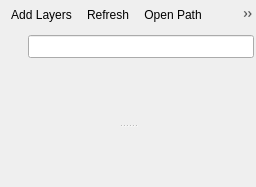
Above: src/ui/qgsbrowserwidgetbase.ui from qgis/QGIS before the change. Below: the same form after it.
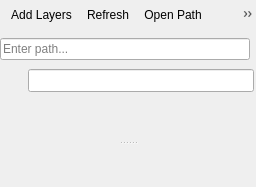
That is the form after the change. Icons and pictures are not drawn. Custom widgets are drawn as their Qt base class.

Commit message: Add both Open Path button and location bar for navigation. Both implementations are included for testing. Please vote on which one to keep.

What changed in the file:
```diff
--- a/src/ui/qgsbrowserwidgetbase.ui
+++ b/src/ui/qgsbrowserwidgetbase.ui
@@ -48,6 +48,43 @@
       <addaction name="mActionPropertiesWidget"/>
      </widget>
     </item>
+    <item>
+     <widget class="QWidget" name="mWidgetLocationBar" native="true">
+      <layout class="QHBoxLayout" name="horizontalLayoutLocationBar">
+       <property name="spacing">
+        <number>6</number>
+       </property>
+       <property name="leftMargin">
+        <number>0</number>
+       </property>
+       <property name="topMargin">
+        <number>3</number>
+       </property>
+       <property name="rightMargin">
+        <number>6</number>
+       </property>
+       <property name="bottomMargin">
+        <number>3</number>
+       </property>
+       <item>
+        <widget class="QLineEdit" name="mLeLocationBar">
+         <property name="sizePolicy">
+          <sizepolicy hsizetype="Expanding" vsizetype="Fixed">
+           <horstretch>0</horstretch>
+           <verstretch>0</verstretch>
+          </sizepolicy>
+         </property>
+         <property name="toolTip">
+          <string>Enter a file path to navigate directly to that location</string>
+         </property>
+         <property name="placeholderText">
+          <string>Enter path...</string>
+         </property>
+        </widget>
+       </item>
+      </layout>
+     </widget>
+    </item>
     <item>
      <widget class="QWidget" name="mWidgetFilter" native="true">
       <layout class="QHBoxLayout" name="horizontalLayout">
```
The commit also changes 2 other files.
